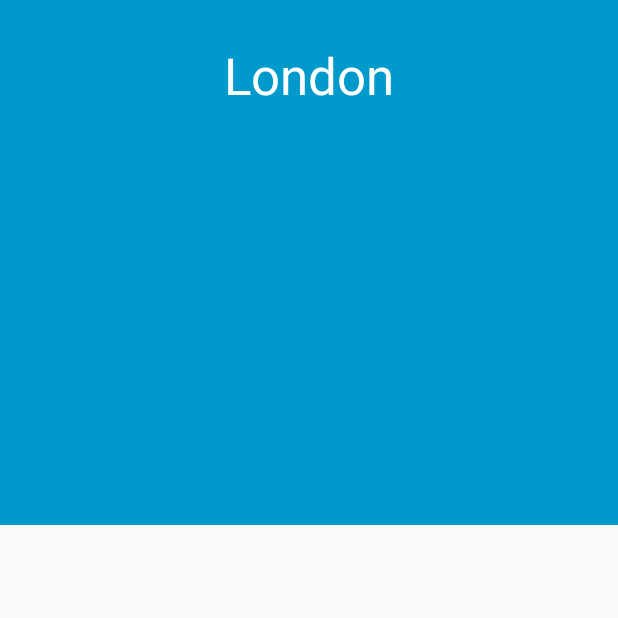
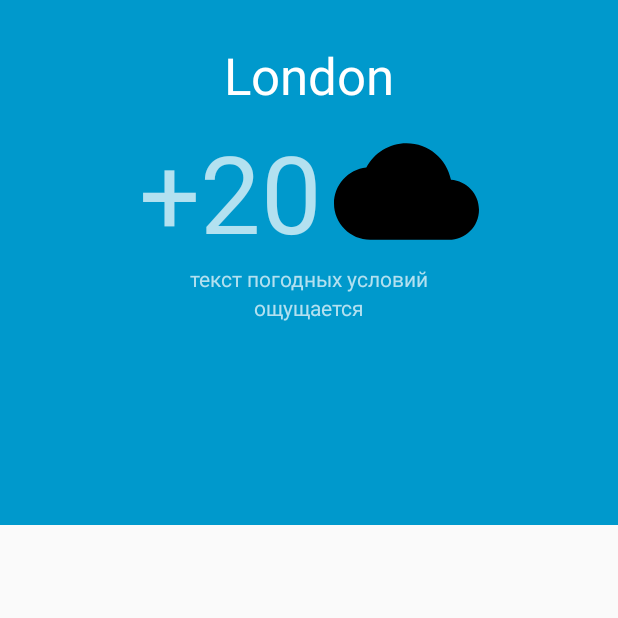
Before and after one commit to OLskrain/WeatherMVP, an Android app: the fragment HomeFragment shown on its own in the app's theme, on a phone screen of 412 x 824 dp, the top half of it. Run offline under Robolectric (Android 15) with nearby library versions, the phone set to English and light mode, and no system bars; our stand-ins replace ButterKnife, RxJava, Timber; libraries missing offline, so code that uses them is left out: com.arellomobile.mvp; 2 statements that could not run were skipped.

Commit message:
написание макета HomeFragment

```diff
--- a/app/build.gradle
+++ b/app/build.gradle
@@ -27,6 +27,9 @@ dependencies {
     implementation fileTree(dir: 'libs', include: ['*.jar'])
     implementation 'com.android.support:appcompat-v7:28.0.0'
     implementation 'com.android.support.constraint:constraint-layout:1.1.3'
+
+    //Constraint
+    implementation 'com.android.support.constraint:constraint-layout:2.0.0-alpha3'
 
     //Design
     implementation 'com.android.support:design:28.0.0'
--- a/app/src/main/java/com/example/olskr/weathermvp/ui/fragment/HomeFragment.java
+++ b/app/src/main/java/com/example/olskr/weathermvp/ui/fragment/HomeFragment.java
@@ -39,7 +39,8 @@ public class HomeFragment extends MvpAppCompatFragment implements HomeView {
         return fragment;
     }
 
-    @BindView(R.id.toolbar_hf) Toolbar toolbarHome;
+    @BindView(R.id.toolbar_hf)
+    Toolbar toolbarHome;
 
     @InjectPresenter
     HomePresenter homePresenter;
@@ -59,8 +60,8 @@ public class HomeFragment extends MvpAppCompatFragment implements HomeView {
 
     @Override
     public void initUi() {
-        if (toolbarHome != null){
-            ((AppCompatActivity)Objects.requireNonNull(getActivity())).setSupportActionBar(toolbarHome);
+        if (toolbarHome != null) {
+            ((AppCompatActivity) Objects.requireNonNull(getActivity())).setSupportActionBar(toolbarHome);
         }
 
 //        forecastRecyclerView.setLayoutManager(new LinearLayoutManager(getActivity()));
@@ -78,17 +79,13 @@ public class HomeFragment extends MvpAppCompatFragment implements HomeView {
 
     @Override
     public boolean onOptionsItemSelected(MenuItem item) {
-        // Handle action bar item clicks here. The action bar will
-        // automatically handle clicks on the Home/Up button, so long
-        // as you specify a parent activity in AndroidManifest.xml.
-        int id = item.getItemId();
-
-        //noinspection SimplifiableIfStatement
-        if (id == R.id.action_settings2) {
-            Timber.d("MyMenu");
-            return true;
+        switch (item.getItemId()) {
+            case R.id.action_settings:
+                //TODO: здесь должен быть переход на activity с настроками
+                return true;
+            default:
+                return super.onOptionsItemSelected(item);
         }
-        return super.onOptionsItemSelected(item);
     }
 
     @ProvidePresenter
--- /dev/null
+++ b/app/src/main/res/drawable/ic_settings_black_24dp.xml
@@ -0,0 +1,9 @@
+<vector xmlns:android="http://schemas.android.com/apk/res/android"
+        android:width="24dp"
+        android:height="24dp"
+        android:viewportWidth="24.0"
+        android:viewportHeight="24.0">
+    <path
+        android:fillColor="#FF000000"
+        android:pathData="M19.43,12.98c0.04,-0.32 0.07,-0.64 0.07,-0.98s-0.03,-0.66 -0.07,-0.98l2.11,-1.65c0.19,-0.15 0.24,-0.42 0.12,-0.64l-2,-3.46c-0.12,-0.22 -0.39,-0.3 -0.61,-0.22l-2.49,1c-0.52,-0.4 -1.08,-0.73 -1.69,-0.98l-0.38,-2.65C14.46,2.18 14.25,2 14,2h-4c-0.25,0 -0.46,0.18 -0.49,0.42l-0.38,2.65c-0.61,0.25 -1.17,0.59 -1.69,0.98l-2.49,-1c-0.23,-0.09 -0.49,0 -0.61,0.22l-2,3.46c-0.13,0.22 -0.07,0.49 0.12,0.64l2.11,1.65c-0.04,0.32 -0.07,0.65 -0.07,0.98s0.03,0.66 0.07,0.98l-2.11,1.65c-0.19,0.15 -0.24,0.42 -0.12,0.64l2,3.46c0.12,0.22 0.39,0.3 0.61,0.22l2.49,-1c0.52,0.4 1.08,0.73 1.69,0.98l0.38,2.65c0.03,0.24 0.24,0.42 0.49,0.42h4c0.25,0 0.46,-0.18 0.49,-0.42l0.38,-2.65c0.61,-0.25 1.17,-0.59 1.69,-0.98l2.49,1c0.23,0.09 0.49,0 0.61,-0.22l2,-3.46c0.12,-0.22 0.07,-0.49 -0.12,-0.64l-2.11,-1.65zM12,15.5c-1.93,0 -3.5,-1.57 -3.5,-3.5s1.57,-3.5 3.5,-3.5 3.5,1.57 3.5,3.5 -1.57,3.5 -3.5,3.5z"/>
+</vector>
--- /dev/null
+++ b/app/src/main/res/drawable/ic_wb_cloudy_black_24dp.xml
@@ -0,0 +1,4 @@
+<vector android:height="36dp" android:viewportHeight="24.0"
+    android:viewportWidth="24.0" android:width="36dp" xmlns:android="http://schemas.android.com/apk/res/android">
+    <path android:fillColor="#FF000000" android:pathData="M19.36,10.04C18.67,6.59 15.64,4 12,4 9.11,4 6.6,5.64 5.35,8.04 2.34,8.36 0,10.91 0,14c0,3.31 2.69,6 6,6h13c2.76,0 5,-2.24 5,-5 0,-2.64 -2.05,-4.78 -4.64,-4.96z"/>
+</vector>
--- a/app/src/main/res/layout/fragment_home.xml
+++ b/app/src/main/res/layout/fragment_home.xml
@@ -17,11 +17,11 @@ tools:context=".ui.fragment.HomeFragment">
             android:id="@+id/toolbar_layout"
             android:layout_width="match_parent"
             android:layout_height="match_parent"
+            android:fitsSystemWindows="true"
             android:minHeight="@dimen/app_bar_height"
-        android:fitsSystemWindows="true"
+            app:collapsedTitleGravity="left"
             app:contentScrim="?attr/colorPrimary"
             app:expandedTitleGravity="top|center"
-        app:collapsedTitleGravity="left"
             app:layout_scrollFlags="scroll|exitUntilCollapsed|snap"
             app:title="London"
             app:toolbarId="@+id/toolbar_hf">
@@ -30,6 +30,59 @@ tools:context=".ui.fragment.HomeFragment">
                 android:layout_width="match_parent"
                 android:layout_height="match_parent"
                 android:background="@android:color/holo_blue_dark">
+
+                <TextView
+                    android:id="@+id/textView6"
+                    android:layout_width="wrap_content"
+                    android:layout_height="wrap_content"
+                    android:layout_marginTop="8dp"
+                    android:layout_marginEnd="8dp"
+                    android:layout_marginBottom="8dp"
+                    android:text="+20"
+                    android:textAlignment="center"
+                    android:textSize="72sp"
+                    app:layout_constraintBottom_toBottomOf="parent"
+                    app:layout_constraintEnd_toStartOf="@+id/imageView"
+                    app:layout_constraintHorizontal_bias="0.5"
+                    app:layout_constraintHorizontal_chainStyle="packed"
+                    app:layout_constraintStart_toStartOf="parent"
+                    app:layout_constraintTop_toTopOf="parent"
+                    app:layout_constraintVertical_bias="0.3" />
+
+                <TextView
+                    android:id="@+id/textView7"
+                    android:layout_width="wrap_content"
+                    android:layout_height="wrap_content"
+                    android:layout_marginStart="8dp"
+                    android:layout_marginEnd="8dp"
+                    android:text="текст погодных условий"
+                    app:layout_constraintEnd_toEndOf="parent"
+                    app:layout_constraintStart_toStartOf="parent"
+                    app:layout_constraintTop_toBottomOf="@+id/textView6" />
+
+                <TextView
+                    android:id="@+id/textView8"
+                    android:layout_width="wrap_content"
+                    android:layout_height="wrap_content"
+                    android:layout_marginStart="8dp"
+                    android:layout_marginEnd="8dp"
+                    android:text="ощущается"
+                    app:layout_constraintEnd_toEndOf="parent"
+                    app:layout_constraintStart_toStartOf="parent"
+                    app:layout_constraintTop_toBottomOf="@+id/textView7" />
+
+                <ImageView
+                    android:id="@+id/imageView"
+                    android:layout_width="0dp"
+                    android:layout_height="0dp"
+                    android:src="@drawable/ic_wb_cloudy_black_24dp"
+                    app:layout_constraintBottom_toBottomOf="@+id/textView6"
+                    app:layout_constraintDimensionRatio="1:1"
+                    app:layout_constraintEnd_toEndOf="parent"
+                    app:layout_constraintHorizontal_bias="0.5"
+                    app:layout_constraintStart_toEndOf="@+id/textView6"
+                    app:layout_constraintTop_toTopOf="@+id/textView6"
+                    app:layout_constraintVertical_bias="0.0" />
 
             </android.support.constraint.ConstraintLayout>
 
--- a/app/src/main/res/menu/menu_home_fragment.xml
+++ b/app/src/main/res/menu/menu_home_fragment.xml
@@ -3,8 +3,9 @@
     xmlns:tools="http://schemas.android.com/tools"
     tools:context="com.example.olskr.lesson5scroll.ScrollingActivity">
     <item
-        android:id="@+id/action_settings2"
+        android:id="@+id/action_settings"
         android:orderInCategory="100"
-        android:title="Home2"
+        android:icon="@drawable/ic_settings_black_24dp"
+        android:title=""
         app:showAsAction="always" />
 </menu>
--- a/app/src/main/res/values/strings.xml
+++ b/app/src/main/res/values/strings.xml
@@ -1,6 +1,6 @@
 <resources>
+    <!--ТО ЧТО НАДО ПЕРЕВОДИТЬ-->
     <string name="app_name">WeatherMVP</string>
-
     <string name="title_home">Home</string>
     <string name="title_places">Places</string>
     <string name="title_other">Other</string>
```
Lines whose indentation alone changed are shown as unchanged.
